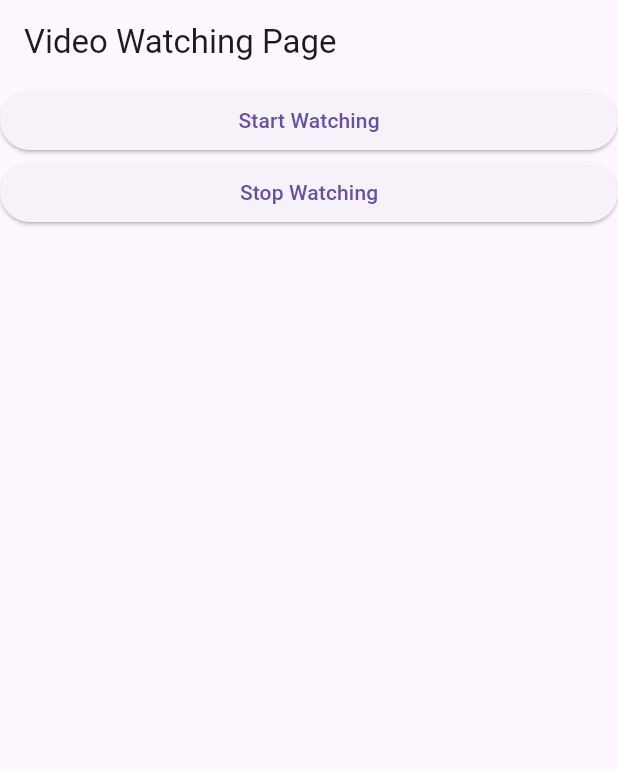
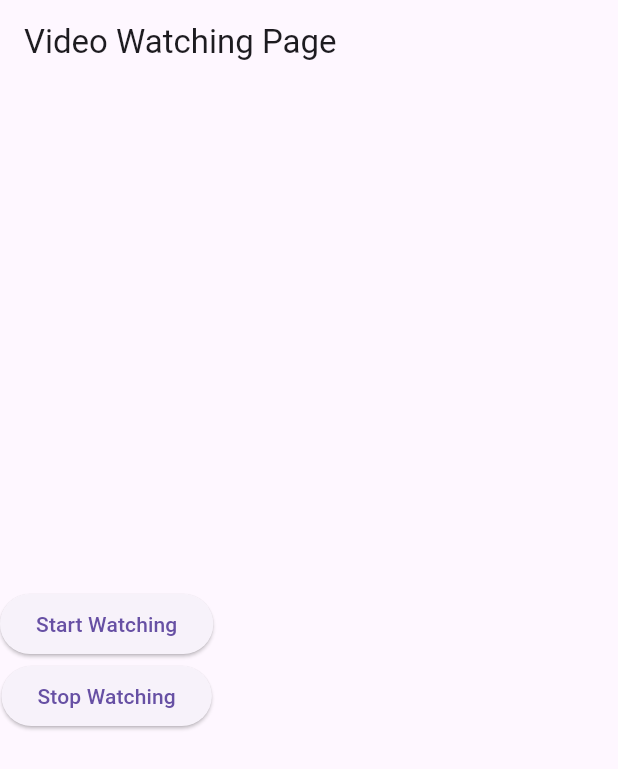
Before and after one commit to ruiyongzhang/EmoTrack, a Flutter app: the VideoPage screen opened by its route, on a phone screen of 412 x 824 dp. Shown: the top 769 px of the screen. Run offline on Flutter 3.47's test engine with Material 3 defaults, Android fonts, the phone set to English and light mode, and no system bars; our stand-ins replace cloud_firestore, file_picker, firebase_auth, firebase_core, firebase_database, firebase_storage and 2 more; missing offline and left inert: firebase_ui_auth; accounts and stored records are empty; project files that could hold a hidden picture were left out.

Commit message:
fix status problem

```diff
--- a/ui_flutter/lib/video_page.dart
+++ b/ui_flutter/lib/video_page.dart
@@ -136,6 +136,7 @@ class _VideoPageState extends State<VideoPage> {
       if (_isConfirmed) {
         setState(() {
           _isWatching = true;
+          _isConfirmed = false;
         });
       }
     } else {
@@ -152,6 +153,7 @@ class _VideoPageState extends State<VideoPage> {
       if (_isConfirmed) {
         setState(() {
           _isWatching = false;
+          _isConfirmed = false;
         });
       }
     } else {
@@ -182,9 +184,9 @@ class _VideoPageState extends State<VideoPage> {
       appBar: AppBar(
         title: const Text('Video Watching Page'),
       ),
-      body: ListView(
+      body: Column(
+        mainAxisAlignment: MainAxisAlignment.center,
         children: <Widget>[
-
           ElevatedButton(
             onPressed:  _startWatching,
             child: Text('Start Watching'),
```
Also changed, not shown: 1 other file.
